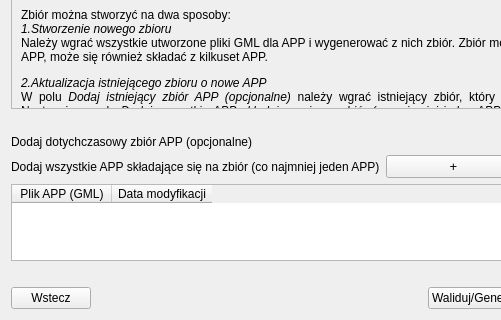
Qt form modules/app/views/ui/zbior_przygotowanie_dialog_base.ui (envirosolutionspl/wtyczka_qgis_app) before a commit; both pictures show x 0 to 501 and y 87 to 407 of the 672 by 407 pixel window.
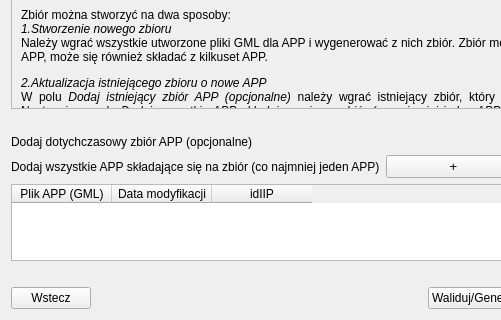
The same form after that commit. Custom widgets are drawn as their Qt base class.

Commit message: kolumna idIIP w tabeli tworzenia zbioru

The edit to the form file:
```diff
--- a/modules/app/views/ui/zbior_przygotowanie_dialog_base.ui
+++ b/modules/app/views/ui/zbior_przygotowanie_dialog_base.ui
@@ -171,6 +171,11 @@
          <string>Data modyfikacji</string>
         </property>
        </column>
+       <column>
+        <property name="text">
+         <string>idIIP</string>
+        </property>
+       </column>
       </widget>
      </item>
      <item>
```
The commit also changes 1 other file.
